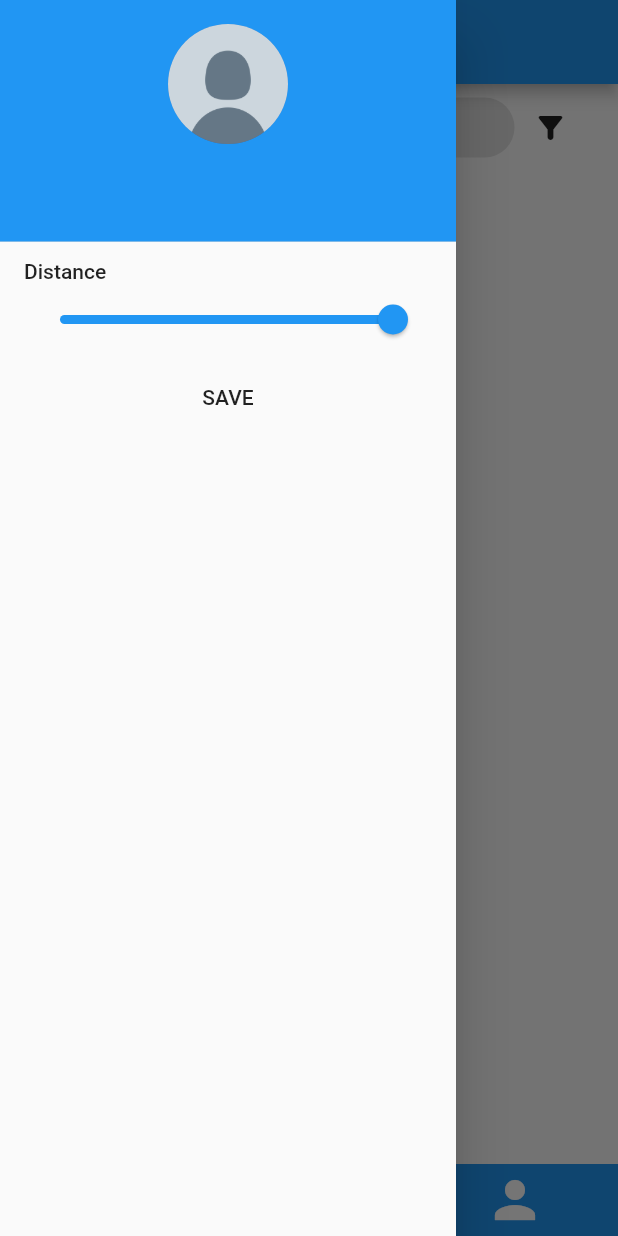
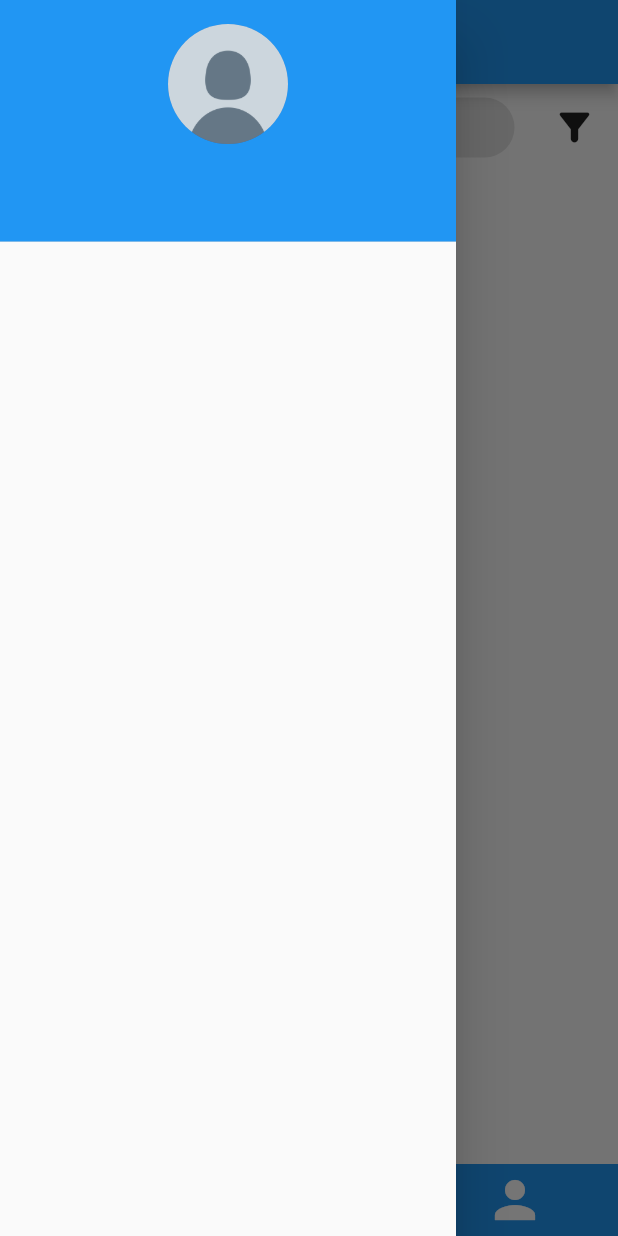
Before and after one commit to roam-free/roam-free-app, a Flutter app: the HomeView screen opened by its route, with the side drawer open, on a phone screen of 412 x 824 dp. Run offline on Flutter 3.47's test engine with Material 2 defaults, Android fonts, the phone set to English and light mode, and no system bars; our stand-ins replace auto_route, cached_network_image, carousel_slider, cloud_firestore, firebase_auth, firebase_core and 7 more; missing offline and left inert: flutter_google_places, geoflutterfire, google_maps_webservice, maps_launcher; accounts and stored records are empty; network calls fail; statements that could not run were skipped.

Commit message:
added distance filter to the app

```diff
--- a/lib/app/locator.dart
+++ b/lib/app/locator.dart
@@ -1,6 +1,6 @@
 import 'package:get_it/get_it.dart';
 import 'package:roam_free/services/authentication_service.dart';
-import 'package:roam_free/services/filter_service.dart';
+import 'package:roam_free/services/home_service.dart';
 import 'package:roam_free/services/firestore_service.dart';
 import 'package:roam_free/services/google_maps_service.dart';
 import 'package:roam_free/services/location_service.dart';
@@ -15,5 +15,6 @@ void setupLocator() {
   locator.registerLazySingleton(() => DialogService());
   locator.registerLazySingleton(() => LocationService());
   locator.registerLazySingleton(() => GoogleMapsService());
-  locator.registerLazySingleton(() => FilterService());
+  locator.registerLazySingleton(() => HomeService());
+  locator.registerLazySingleton(() => BottomSheetService());
 }
--- /dev/null
+++ b/lib/enums/bottom_sheet_type.dart
@@ -0,0 +1,3 @@
+enum BottomSheetType {
+  filters,
+}
--- a/lib/main.dart
+++ b/lib/main.dart
@@ -3,11 +3,13 @@ import 'package:firebase_core/firebase_core.dart';
 import 'package:roam_free/app/locator.dart';
 import 'package:stacked_services/stacked_services.dart';
 import 'app/router.gr.dart' as Router;
+import 'package:roam_free/ui/setup_bottom_sheet_ui.dart';
 
 void main() async {
   WidgetsFlutterBinding.ensureInitialized();
   await Firebase.initializeApp();
   setupLocator();
+  setupBottomSheetUi();
   runApp(MyApp());
 }
 
--- a/lib/services/filter_service.dart
+++ b/lib/services/home_service.dart
@@ -1,7 +1,9 @@
 import 'package:roam_free/models/filter.dart';
 
-class FilterService {
+class HomeService {
   List<Filter> filters = [
     Filter('Distance'),
   ];
+
+  Function refreshHome;
 }
--- a/lib/ui/views/home/home_view.dart
+++ b/lib/ui/views/home/home_view.dart
@@ -20,7 +20,7 @@ class HomeView extends StatelessWidget {
         drawer: MenuView(),
         body: Column(
           children: [
-            LocationBoxView(model.updateDistancesCallback, model.homeKey),
+            LocationBoxView(model.homeKey),
             Expanded(
               child: StreamBuilder<List<Host>>(
                 stream: model.hostsStream,
@@ -46,7 +46,7 @@ class HomeView extends StatelessWidget {
                               model.host.calculateDistance(
                                 model.getUserPosition(),
                               );
-                              if (host.distance <= 5) {
+                              if (host.distance <= model.getDistanceFilter()) {
                                 return HostCard(
                                   title: model.host.name,
                                   subtitle: model.host.location,
--- a/lib/ui/views/host/host_view.dart
+++ b/lib/ui/views/host/host_view.dart
@@ -6,6 +6,7 @@ import 'package:stacked/stacked.dart';
 import 'package:google_maps_flutter/google_maps_flutter.dart';
 import 'host_view_model.dart';
 import 'package:maps_launcher/maps_launcher.dart';
+import 'package:carousel_slider/carousel_slider.dart';
 
 class HostView extends StatelessWidget {
   final Host host;
--- a/lib/ui/views/login/login_view_model.dart
+++ b/lib/ui/views/login/login_view_model.dart
@@ -20,7 +20,6 @@ class LoginViewModel extends BaseViewModel {
     setBusy(false);
     if (result is bool) {
       if (result) {
-        await _locationService.updatePosition();
         _navigationService.clearStackAndShow(Routes.homeView);
       } else {
         await _dialogService.showDialog(
--- a/lib/ui/widgets/location_box/location_box_view.dart
+++ b/lib/ui/widgets/location_box/location_box_view.dart
@@ -4,24 +4,23 @@ import 'package:stacked/stacked.dart';
 
 class LocationBoxView extends StatelessWidget {
   final GlobalKey<ScaffoldState> homeKey;
-  final Function updateDistance;
 
-  LocationBoxView(this.updateDistance, this.homeKey);
+  LocationBoxView(this.homeKey);
 
   @override
   Widget build(BuildContext context) {
     return ViewModelBuilder<LocationBoxViewModel>.reactive(
-      onModelReady: (model) => model.initialise(updateDistance),
-      builder: (context, model, child) => FlatButton(
-        onPressed: () async {
-          model.searchPlaces(context);
-        },
-        child: Container(
+      onModelReady: (model) => model.initialise(),
+      builder: (context, model, child) => Container(
         width: double.infinity,
         padding: EdgeInsets.all(model.padding),
         child: Row(
           children: [
             Expanded(
+              child: FlatButton(
+                onPressed: () async {
+                  model.searchPlaces(context);
+                },
                 child: Container(
                   padding: EdgeInsets.only(left: 10),
                   height: 40,
@@ -46,12 +45,13 @@ class LocationBoxView extends StatelessWidget {
                   ),
                 ),
               ),
+            ),
             IconButton(
               icon: Icon(Icons.filter_alt_rounded),
-                onPressed: () => model.openFilterDrawer(homeKey),
+              onPressed: () => model.openFilterBottomSheet(),
+              iconSize: 30,
             )
           ],
-          ),
         ),
       ),
       viewModelBuilder: () => LocationBoxViewModel(),
--- a/lib/ui/widgets/location_box/location_box_view_model.dart
+++ b/lib/ui/widgets/location_box/location_box_view_model.dart
@@ -4,30 +4,41 @@ import 'package:geolocator/geolocator.dart';
 import 'package:google_maps_flutter/google_maps_flutter.dart';
 import 'package:google_maps_webservice/places.dart';
 import 'package:roam_free/app/locator.dart';
+import 'package:roam_free/enums/bottom_sheet_type.dart';
+import 'package:roam_free/services/home_service.dart';
 import 'package:roam_free/services/google_maps_service.dart';
 import 'package:roam_free/services/location_service.dart';
 import 'package:stacked/stacked.dart';
+import 'package:stacked_services/stacked_services.dart';
 
 class LocationBoxViewModel extends BaseViewModel {
   final LocationService _locationService = locator<LocationService>();
   final GoogleMapsService _googleMapsService = locator<GoogleMapsService>();
+  final BottomSheetService _bottomSheetService = locator<BottomSheetService>();
+  final HomeService _homeService = locator<HomeService>();
+
   Prediction prediction;
   String locationText = '';
   final double padding = 5;
-  Function callback;
 
-  Future initialise(updateDistance) async {
+  Future initialise() async {
     locationText = await getLocationFromCurrentPosition();
     notifyListeners();
-    callback = updateDistance;
   }
 
   openFilterDrawer(GlobalKey<ScaffoldState> homeKey) {
     homeKey.currentState.openDrawer();
   }
 
+  Future openFilterBottomSheet() async {
+    _bottomSheetService.showCustomSheet(
+      variant: BottomSheetType.filters,
+      barrierDismissible: true,
+    );
+  }
+
   refreshHome() {
-    callback();
+    _homeService.refreshHome();
   }
 
   Future<String> getLocationFromCurrentPosition() async {
--- a/lib/ui/widgets/menu/menu_view.dart
+++ b/lib/ui/widgets/menu/menu_view.dart
@@ -1,4 +1,5 @@
 import 'package:flutter/material.dart';
+import 'package:flutter_spinbox/flutter_spinbox.dart';
 import 'package:roam_free/ui/widgets/menu/menu_view_model.dart';
 import 'package:stacked/stacked.dart';
 
@@ -35,27 +36,6 @@ class MenuView extends StatelessWidget {
                 color: Colors.blue,
               ),
             ),
-            ListView.builder(
-              shrinkWrap: true,
-              itemCount: model.getFilters().length,
-              itemBuilder: (context, index) {
-                return ListTile(
-                  title: Text(model.getFilters()[index].name),
-                  subtitle: Slider(
-                    onChanged: (double value) => model.slideDistance(value),
-                    value: model.getFilters()[0].value,
-                    min: 0,
-                    max: 1000,
-                    divisions: 1000,
-                    label: model.getFilters()[0].value.round().toString(),
-                  ),
-                );
-              },
-            ),
-            FlatButton(
-              onPressed: () => '',
-              child: Text('SAVE'),
-            ),
           ],
         ),
       ),
--- a/lib/ui/widgets/menu/menu_view_model.dart
+++ b/lib/ui/widgets/menu/menu_view_model.dart
@@ -5,7 +5,7 @@ import 'package:roam_free/app/router.gr.dart';
 import 'package:roam_free/models/filter.dart';
 import 'package:roam_free/models/user.dart';
 import 'package:roam_free/services/authentication_service.dart';
-import 'package:roam_free/services/filter_service.dart';
+import 'package:roam_free/services/home_service.dart';
 import 'package:stacked/stacked.dart';
 import 'package:stacked_services/stacked_services.dart';
 
@@ -15,7 +15,6 @@ class MenuViewModel extends BaseViewModel {
       locator<AuthenticationService>();
   User user;
   ImageProvider profilePicture = AssetImage('assets/images/profile_pic.png');
-  final FilterService _filterService = locator<FilterService>();
 
   Future initialise() async {
     await getCurrentUser();
@@ -39,13 +38,4 @@ class MenuViewModel extends BaseViewModel {
   Future getCurrentUser() async {
     user = _authenticationService.currentUser;
   }
-
-  List<Filter> getFilters() {
-    return _filterService.filters;
-  }
-
-  slideDistance(value) {
-    getFilters()[0].value = value;
-    notifyListeners();
-  }
 }
--- a/pubspec.yaml
+++ b/pubspec.yaml
@@ -47,7 +47,9 @@ dependencies:
   maps_launcher:
   flutter_google_places:
   google_maps_webservice:
+  flutter_spinbox:
   geoflutterfire:
+  carousel_slider:
 
 
 
```
Also changed, not shown: lib/ui/setup_bottom_sheet_ui.dart (added, +17 -0 lines), lib/ui/views/filters/filters_view.dart (added, +79 -0 lines), lib/ui/views/filters/filters_view_model.dart (added, +23 -0 lines), lib/ui/views/home/home_view_model.dart (+6 -6 lines), pubspec.lock. Lines whose indentation alone changed are shown as unchanged.
